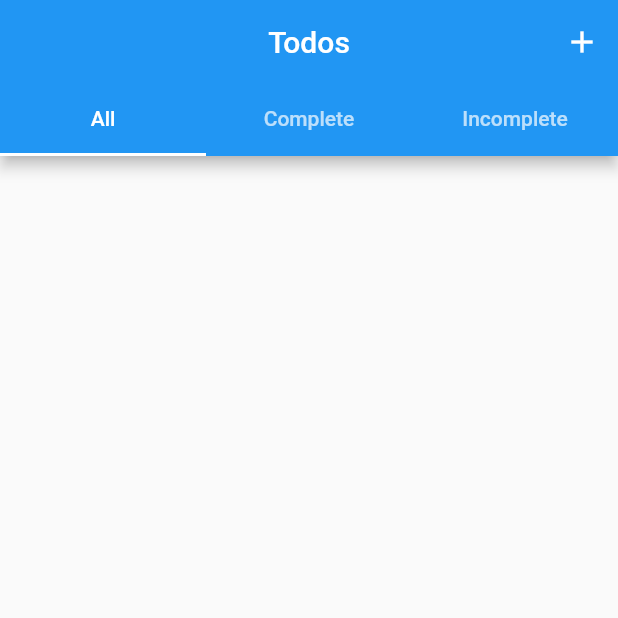
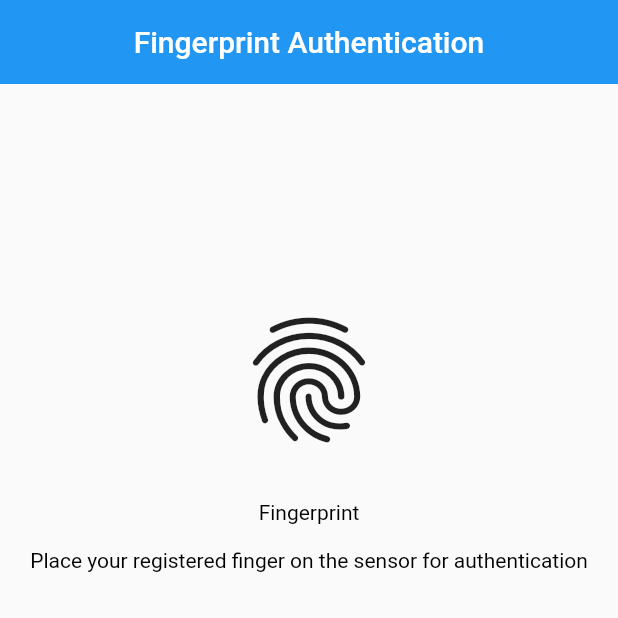
Before and after one commit to neddstarkk/convoluted-todo, a Flutter app: the screen it shows after launch, on a phone screen of 412 x 824 dp, the top half of it. Run offline on Flutter 3.47's test engine with Material 2 defaults, Android fonts, the phone set to English and light mode, and no system bars; our stand-ins replace local_auth, sqflite; accounts and stored records are empty.

Commit message:
Enabled Fingerprint Authentication

```diff
--- a/lib/main.dart
+++ b/lib/main.dart
@@ -1,6 +1,7 @@
 import "package:flutter/material.dart";
 import 'package:provider/provider.dart';
 import 'package:todo/provider/todo_model.dart';
+import 'package:todo/screens/fingerprint_auth.dart';
 import 'package:todo/screens/home_screen.dart';
 
 void main() => runApp(App());
@@ -11,7 +12,7 @@ class App extends StatelessWidget {
     return ChangeNotifierProvider(
       create: (_) => TodoModel(),
       child: MaterialApp(
-        home: HomeScreen(),
+        home: FingerprintAuth(),
       ),
     );
   }
--- /dev/null
+++ b/lib/screens/fingerprint_auth.dart
@@ -0,0 +1,142 @@
+import 'package:flutter/material.dart';
+import 'package:flutter/services.dart';
+import 'package:local_auth/local_auth.dart';
+import 'package:local_auth/auth_strings.dart';
+import 'package:todo/screens/home_screen.dart';
+
+class FingerprintAuth extends StatefulWidget {
+  @override
+  _FingerprintAuthState createState() => _FingerprintAuthState();
+}
+
+class _FingerprintAuthState extends State<FingerprintAuth> {
+  static final _scaffoldKey = GlobalKey<ScaffoldState>();
+  final LocalAuthentication auth = LocalAuthentication();
+  bool _canCheckBiometrics;
+  List<BiometricType> _availableBiometrics;
+  bool _isAuthenticating = false;
+  String _authorized = "Authenticating";
+
+  Future<bool> _checkBiometrics() async {
+    bool canCheckBiometrics;
+    try {
+      canCheckBiometrics = await auth.canCheckBiometrics;
+    } on PlatformException catch (e) {
+      print(e);
+    }
+
+    if (!mounted) return false;
+
+    setState(() {
+      _canCheckBiometrics = canCheckBiometrics;
+    });
+
+    return canCheckBiometrics;
+  }
+
+  Future<void> _getAvailableBiometrics() async {
+    List<BiometricType> availableBiometrics;
+
+    try {
+      availableBiometrics = await auth.getAvailableBiometrics();
+    } on PlatformException catch (e) {
+      print(e);
+    }
+
+    if (!mounted) return;
+
+    setState(() {
+      _availableBiometrics = availableBiometrics;
+    });
+  }
+
+  Future<void> _authenticate() async {
+    bool authenticated = false;
+    try {
+      setState(() {
+        _isAuthenticating = true;
+        _authorized = 'Authenticating';
+      });
+
+      authenticated = await auth.authenticateWithBiometrics(
+          localizedReason: 'Scan your fingerprint to authenticate',
+          useErrorDialogs: true,
+          stickyAuth: true);
+
+      setState(() {
+        _isAuthenticating = false;
+        _authorized = "Authenticating";
+      });
+    } on PlatformException catch (e) {
+      print(e);
+    }
+
+    if (!mounted) return;
+
+    if (authenticated) {
+      Navigator.pushReplacement(
+        context,
+        MaterialPageRoute(
+          builder: (context) => HomeScreen(),
+        ),
+      );
+    }
+  }
+
+  void cancelAuthentication() {
+    auth.stopAuthentication();
+  }
+
+  @override
+  void initState() {
+    // TODO: implement initState
+    _checkBiometrics().whenComplete(() {
+      if (_canCheckBiometrics) {
+        _authenticate();
+      } else {
+        _authorized = "Device does not have fingerprint hardware set up";
+      }
+    });
+    super.initState();
+  }
+
+  @override
+  Widget build(BuildContext context) {
+    return Scaffold(
+      key: _scaffoldKey,
+      appBar: AppBar(
+        title: Text("Fingerprint Authentication"),
+        elevation: 0.0,
+        centerTitle: true,
+      ),
+      body: Container(
+        child: Column(
+          crossAxisAlignment: CrossAxisAlignment.center,
+          children: [
+            Spacer(),
+            Center(
+                child: Icon(
+              Icons.fingerprint_sharp,
+              size: 100,
+            )),
+            SizedBox(height: 30,),
+            RichText(
+              text: TextSpan(
+                  text: "Fingerprint\n\n",
+                  style: TextStyle(color: Colors.black),
+                  children: [
+                    TextSpan(
+                        text:
+                            "Place your registered finger on the sensor for authentication")
+                  ]),
+              textAlign: TextAlign.center,
+            ),
+            Spacer(
+              flex: 3,
+            ),
+          ],
+        ),
+      ),
+    );
+  }
+}
--- a/pubspec.yaml
+++ b/pubspec.yaml
@@ -31,6 +31,7 @@ dependencies:
   provider: ^4.3.2+2
   sqflite: ^1.3.1+1
   path_provider: ^1.6.18
+  local_auth: ^0.6.3+2
 
 dev_dependencies:
   flutter_test:
```
Also changed, not shown: pubspec.lock, 2 other files.
